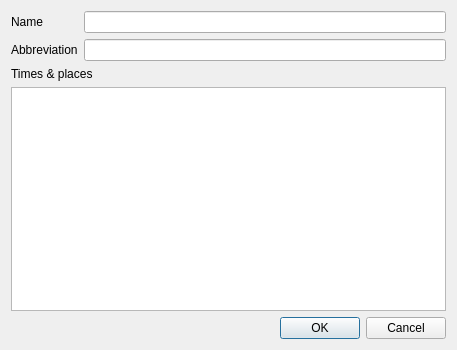
This is ui/edit_subject.ui in PKliska/IBscheduler as Qt 5 draws it before an edit. The edited form follows.
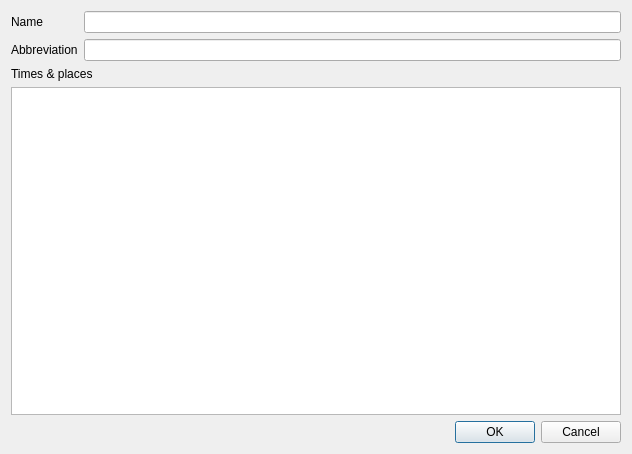
This is the edited form.

Commit message: Connect subject with created locations in edit subject dialog

Diff of the .ui file:
```diff
--- a/ui/edit_subject.ui
+++ b/ui/edit_subject.ui
@@ -6,8 +6,8 @@
    <rect>
     <x>0</x>
     <y>0</y>
-    <width>457</width>
-    <height>350</height>
+    <width>632</width>
+    <height>454</height>
    </rect>
   </property>
   <property name="windowTitle">
@@ -21,21 +21,27 @@
      </property>
     </widget>
    </item>
-   <item row="3" column="0">
+   <item row="0" column="1">
+    <widget class="QLineEdit" name="name"/>
+   </item>
+   <item row="1" column="0">
     <widget class="QLabel" name="label_2">
      <property name="text">
       <string>Abbreviation</string>
      </property>
     </widget>
    </item>
-   <item row="5" column="0" colspan="2">
+   <item row="1" column="1">
+    <widget class="QLineEdit" name="abbreviation"/>
+   </item>
+   <item row="2" column="0" colspan="2">
     <widget class="QLabel" name="label_3">
      <property name="text">
       <string>Times &amp; places</string>
      </property>
     </widget>
    </item>
-   <item row="8" column="1">
+   <item row="4" column="1">
     <widget class="QDialogButtonBox" name="buttonBox">
      <property name="orientation">
       <enum>Qt::Horizontal</enum>
@@ -45,14 +51,15 @@
      </property>
     </widget>
    </item>
-   <item row="3" column="1">
-    <widget class="QLineEdit" name="abbreviation"/>
-   </item>
-   <item row="0" column="1">
-    <widget class="QLineEdit" name="name"/>
-   </item>
-   <item row="6" column="0" colspan="2">
-    <widget class="QTableView" name="tableView"/>
+   <item row="3" column="0" colspan="2">
+    <widget class="QTableView" name="timeslotView">
+     <property name="sizePolicy">
+      <sizepolicy hsizetype="Expanding" vsizetype="Expanding">
+       <horstretch>0</horstretch>
+       <verstretch>1</verstretch>
+      </sizepolicy>
+     </property>
+    </widget>
    </item>
   </layout>
  </widget>
```
The commit also changes 2 other files.
